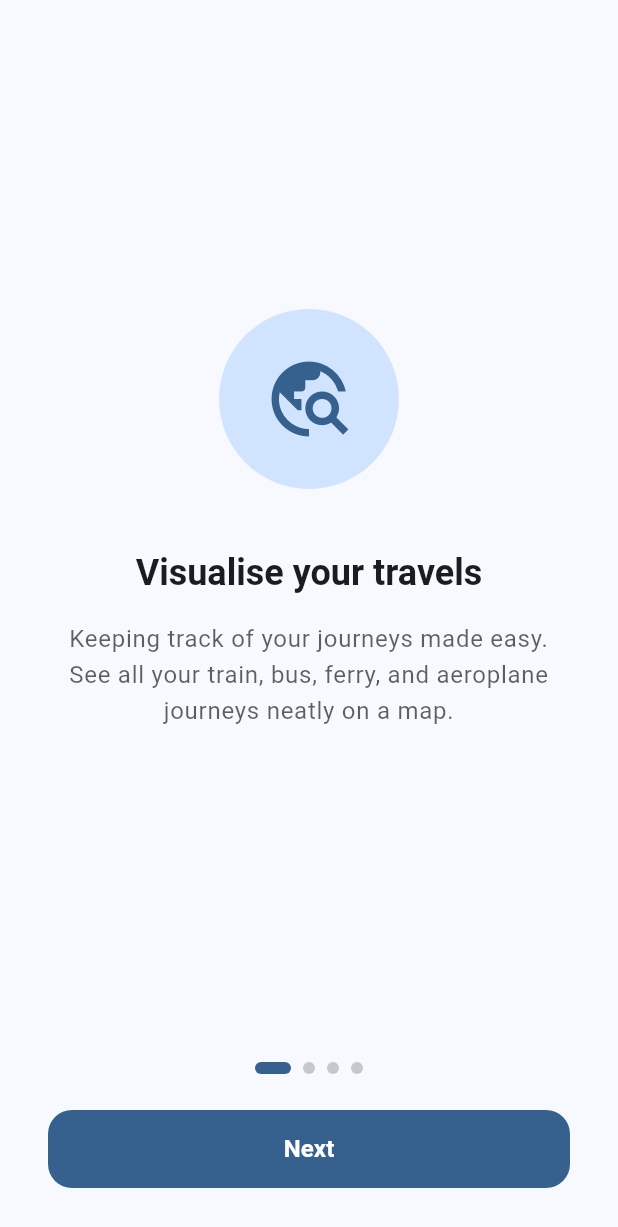
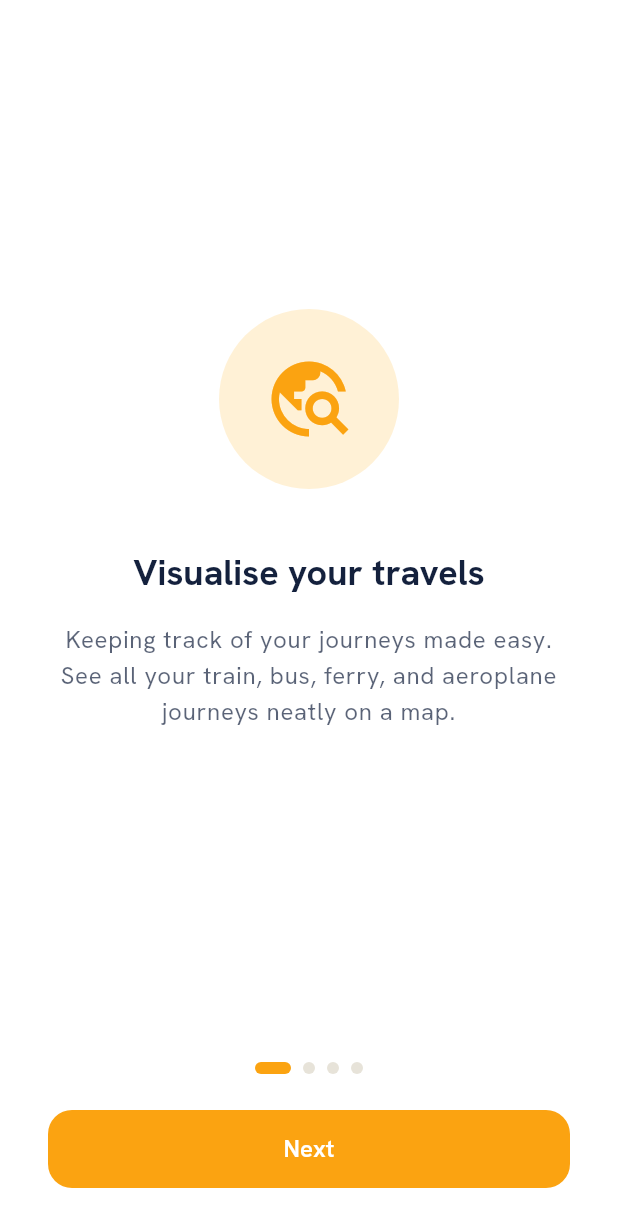
Before and after one commit to simeoncapy/trainlog-app, a Flutter app: the screen it shows after launch, on a phone screen of 412 x 824 dp. Shown: the top 1227 px of the screen. Run offline on Flutter 3.47's test engine with Material 3 defaults, Android fonts, the phone set to English and light mode, and no system bars; our stand-ins replace cookie_jar, country_picker, csv, diacritic, dio, dio_cookie_manager and 20 more; missing offline and left inert: const_date_time, currency_picker, duration, flutter_inappwebview, geodesy, google_polyline_algorithm and 6 more; accounts and stored records are empty; generated files the repository leaves out were written again; network calls fail; statements that could not run were skipped; project files that could hold a hidden picture were left out.

Commit message:
feat: implement Trainlog design-system palette, typography, and themes
- Add AppColors (app_colors.dart) with all brand, surface, text, semantic
  and transport-mode colours from the full palette spec
- Add AppTheme (app_theme.dart) with hand-crafted light and dark ThemeData
  using Hanken Grotesk (body), Space Grotesk (display), and Space Mono
  (monospaced figures) via google_fonts
- Remove kSeedColor / kLightThemeSurface from app_globals; wire app_root
  to AppTheme.light / AppTheme.dark; update style_utils and logo_bar_chart
  to use AppTheme.operatorLogoBg
- Add MapColorPalette.trainlogApp using the design-system transport colours
  (amber train, blue metro, teal tram, purple bus, cyan ferry, pink air,
  grey walk); set it as the default palette
- Add google_fonts ^6.2.1 dependency

https://claude.ai/code/session_01VXooLEQu7tY18kfzsTzeXp

```diff
--- /dev/null
+++ b/lib/app/app_colors.dart
@@ -0,0 +1,121 @@
+import 'package:flutter/material.dart';
+
+/// Trainlog design-system colour constants.
+/// Mirrors the "Full palette — light & dark" spec.
+abstract final class AppColors {
+  // ── Brand & accent (shared across both themes) ──────────────────────────
+
+  /// Amber · primary  #FBA311  --amber
+  static const Color amber = Color(0xFFFBA311);
+
+  /// Amber pressed  #E08C00  --amber-dk
+  static const Color amberDk = Color(0xFFE08C00);
+
+  /// Amber tint  #FFF1D6  --amber-soft
+  static const Color amberSoft = Color(0xFFFFF1D6);
+
+  /// Navy · ink  #14213D  --navy
+  static const Color navy = Color(0xFF14213D);
+
+  /// Blue · accent  #3772FF  --blue
+  static const Color blue = Color(0xFF3772FF);
+
+  /// Blue tint  #E7EEFF  --blue-soft
+  static const Color blueSoft = Color(0xFFE7EEFF);
+
+  /// Sky · accent/dark  #6E9BFF  --sky
+  static const Color sky = Color(0xFF6E9BFF);
+
+  // ── Light theme surfaces ─────────────────────────────────────────────────
+
+  /// Base / Paper  --bg (light)
+  static const Color lightBg = Color(0xFFFFFFFF);
+
+  /// Surface  --surface (light)
+  static const Color lightSurface = Color(0xFFF5F4F0);
+
+  /// Sunken  --sunken (light)
+  static const Color lightSunken = Color(0xFFEEECE8);
+
+  // ── Light theme text ─────────────────────────────────────────────────────
+
+  /// Primary text (light)  --text
+  static const Color lightText = navy;
+
+  /// Secondary text (light)  --text-2
+  static const Color lightText2 = Color(0xFF4A5568);
+
+  /// Tertiary text (light)  --text-3
+  static const Color lightText3 = Color(0xFF718096);
+
+  /// Hairline / border (light)  #E7E3D9  --line
+  static const Color lightLine = Color(0xFFE7E3D9);
+
+  // ── Dark theme surfaces ──────────────────────────────────────────────────
+
+  /// Base  --bg (dark)
+  static const Color darkBg = Color(0xFF0E1117);
+
+  /// Surface  --surface (dark)
+  static const Color darkSurface = Color(0xFF161C27);
+
+  /// Elevated  --elevated (dark)
+  static const Color darkElevated = Color(0xFF1E2533);
+
+  // ── Dark theme text ──────────────────────────────────────────────────────
+
+  /// Primary text (dark)  --text
+  static const Color darkText = Color(0xFFF0F2F5);
+
+  /// Secondary text (dark)  --text-2
+  static const Color darkText2 = Color(0xFFA0AEC0);
+
+  /// Tertiary text (dark)  --text-3
+  static const Color darkText3 = Color(0xFF718096);
+
+  /// Hairline / border (dark)  rgba(255,255,255,.09)  --line
+  static const Color darkLine = Color(0x17FFFFFF);
+
+  // ── Semantic ─────────────────────────────────────────────────────────────
+
+  /// Success / early — light  #1E9E5A
+  static const Color successLight = Color(0xFF1E9E5A);
+
+  /// Success / early — dark  #43C788
+  static const Color successDark = Color(0xFF43C788);
+
+  /// Error / late — light  #E5484D
+  static const Color errorLight = Color(0xFFE5484D);
+
+  /// Error / late — dark  #FF6B70
+  static const Color errorDark = Color(0xFFFF6B70);
+
+  /// Warning — light  #E08C00
+  static const Color warningLight = amberDk;
+
+  /// Warning — dark  #FBA311
+  static const Color warningDark = amber;
+
+  // ── Transport mode colours (data-viz, shared) ────────────────────────────
+
+  /// Train
+  static const Color modeTrain = Color(0xFFFBA311);
+
+  /// Metro
+  static const Color modeMetro = Color(0xFF3772FF);
+
+  /// Tram
+  static const Color modeTram = Color(0xFF00B896);
+
+  /// Bus
+  static const Color modeBus = Color(0xFF9B59B6);
+
+  /// Ferry
+  static const Color modeFerry = Color(0xFF00BCD4);
+
+  /// Air / plane
+  static const Color modeAir = Color(0xFFE91E8C);
+
+  /// Walk
+  static const Color modeWalk = Color(0xFF9E9E9E);
+}
--- a/lib/app/app_globals.dart
+++ b/lib/app/app_globals.dart
@@ -4,19 +4,6 @@ final GlobalKey<ScaffoldMessengerState> rootScaffoldMessengerKey =
     GlobalKey<ScaffoldMessengerState>();
 final GlobalKey<NavigatorState> rootNavigatorKey = GlobalKey<NavigatorState>();
 
-/// Seed colour used for both the Material and Cupertino themes.
-/// Change this once and all derived colours (including [kLightThemeSurface])
-/// update automatically.
-const Color kSeedColor = Colors.blue;
-
-/// The surface colour of the light theme, derived from [kSeedColor].
-/// Used as the logo-background colour in dark mode so operator logos
-/// (designed for light backgrounds) remain legible.
-final Color kLightThemeSurface = ColorScheme.fromSeed(
-  seedColor: kSeedColor,
-  brightness: Brightness.light,
-).surface;
-
 class AppNavigator {
   static void pop<T extends Object?>([T? result]) {
     rootNavigatorKey.currentState?.pop(result);
--- a/lib/app/app_root.dart
+++ b/lib/app/app_root.dart
@@ -6,7 +6,9 @@ import 'package:flutter/material.dart';
 import 'package:flutter/services.dart';
 import 'package:provider/provider.dart';
 
+import 'package:trainlog_app/app/app_colors.dart';
 import 'package:trainlog_app/app/app_globals.dart';
+import 'package:trainlog_app/app/app_theme.dart';
 import 'package:trainlog_app/app/home_gate.dart';
 import 'package:trainlog_app/l10n/app_localizations.dart';
 import 'package:trainlog_app/providers/settings_provider.dart';
@@ -61,20 +63,8 @@ class AppRoot extends StatelessWidget {
         CountryLocalizations.delegate,
       ],
       supportedLocales: AppLocalizations.supportedLocales,
-      theme: ThemeData(
-        useMaterial3: true,
-        colorScheme: ColorScheme.fromSeed(
-          seedColor: kSeedColor,
-          brightness: Brightness.light,
-        ),
-      ),
-      darkTheme: ThemeData(
-        useMaterial3: true,
-        colorScheme: ColorScheme.fromSeed(
-          seedColor: kSeedColor,
-          brightness: Brightness.dark,
-        ),
-      ),
+      theme: AppTheme.light,
+      darkTheme: AppTheme.dark,
       themeMode: settings.themeMode,
       builder: (context, child) {
         final isDark = Theme.of(context).brightness == Brightness.dark;
@@ -107,10 +97,12 @@ class AppRoot extends StatelessWidget {
       supportedLocales: AppLocalizations.supportedLocales,
       theme: CupertinoThemeData(
         brightness: brightness,
-        primaryColor: CupertinoColors.systemBlue,
+        primaryColor: const CupertinoDynamicColor.withBrightness(
+          color: AppColors.amber,
+          darkColor: AppColors.amber,
+        ),
       ),
 
-      // Keep using the same ScaffoldMessengerKey for both apps.
       builder: (_, child) {
         return ScaffoldMessenger(
           key: rootScaffoldMessengerKey,
--- /dev/null
+++ b/lib/app/app_theme.dart
@@ -0,0 +1,191 @@
+import 'package:flutter/material.dart';
+import 'package:google_fonts/google_fonts.dart';
+import 'package:trainlog_app/app/app_colors.dart';
+
+/// Trainlog design-system themes and typography.
+abstract final class AppTheme {
+  // ── Typography ────────────────────────────────────────────────────────────
+
+  /// "Hanken Grotesk" — interface & body copy.
+  static TextTheme get _baseTextTheme => GoogleFonts.hankenGroteskTextTheme();
+
+  /// "Space Grotesk" — display / headings.
+  static TextStyle get displayFont => GoogleFonts.spaceGrotesk();
+
+  /// "Space Mono" — monospaced figures (times, distances).
+  static TextStyle get monoFont => GoogleFonts.spaceMono();
+
+  // ── Light theme ───────────────────────────────────────────────────────────
+
+  static ThemeData get light {
+    const colorScheme = ColorScheme(
+      brightness: Brightness.light,
+      primary: AppColors.amber,
+      onPrimary: Colors.white,
+      primaryContainer: AppColors.amberSoft,
+      onPrimaryContainer: AppColors.navy,
+      secondary: AppColors.blue,
+      onSecondary: Colors.white,
+      secondaryContainer: AppColors.blueSoft,
+      onSecondaryContainer: AppColors.navy,
+      tertiary: AppColors.sky,
+      onTertiary: Colors.white,
+      error: AppColors.errorLight,
+      onError: Colors.white,
+      surface: AppColors.lightSurface,
+      onSurface: AppColors.lightText,
+      onSurfaceVariant: AppColors.lightText2,
+      outline: AppColors.lightLine,
+      outlineVariant: AppColors.lightLine,
+      shadow: AppColors.navy,
+      inverseSurface: AppColors.darkBg,
+      onInverseSurface: AppColors.darkText,
+      inversePrimary: AppColors.amberDk,
+    );
+
+    final textTheme = _baseTextTheme.apply(
+      bodyColor: AppColors.lightText,
+      displayColor: AppColors.lightText,
+    );
+
+    return ThemeData(
+      useMaterial3: true,
+      colorScheme: colorScheme,
+      scaffoldBackgroundColor: AppColors.lightBg,
+      cardColor: AppColors.lightSurface,
+      dividerColor: AppColors.lightLine,
+      textTheme: textTheme,
+      appBarTheme: AppBarTheme(
+        backgroundColor: AppColors.lightBg,
+        foregroundColor: AppColors.lightText,
+        elevation: 0,
+        titleTextStyle: GoogleFonts.spaceGrotesk(
+          fontSize: 18,
+          fontWeight: FontWeight.w600,
+          color: AppColors.lightText,
+        ),
+      ),
+      elevatedButtonTheme: ElevatedButtonThemeData(
+        style: ElevatedButton.styleFrom(
+          backgroundColor: AppColors.amber,
+          foregroundColor: Colors.white,
+        ),
+      ),
+      floatingActionButtonTheme: const FloatingActionButtonThemeData(
+        backgroundColor: AppColors.amber,
+        foregroundColor: Colors.white,
+      ),
+      chipTheme: ChipThemeData(
+        backgroundColor: AppColors.lightSurface,
+        selectedColor: AppColors.amberSoft,
+        labelStyle: TextStyle(color: AppColors.lightText),
+        side: const BorderSide(color: AppColors.lightLine),
+      ),
+      inputDecorationTheme: InputDecorationTheme(
+        filled: true,
+        fillColor: AppColors.lightSunken,
+        border: OutlineInputBorder(
+          borderRadius: BorderRadius.circular(8),
+          borderSide: const BorderSide(color: AppColors.lightLine),
+        ),
+        enabledBorder: OutlineInputBorder(
+          borderRadius: BorderRadius.circular(8),
+          borderSide: const BorderSide(color: AppColors.lightLine),
+        ),
+        focusedBorder: OutlineInputBorder(
+          borderRadius: BorderRadius.circular(8),
+          borderSide: const BorderSide(color: AppColors.blue, width: 2),
+        ),
+      ),
+    );
+  }
+
+  // ── Dark theme ────────────────────────────────────────────────────────────
+
+  static ThemeData get dark {
+    const colorScheme = ColorScheme(
+      brightness: Brightness.dark,
+      primary: AppColors.amber,
+      onPrimary: AppColors.navy,
+      primaryContainer: AppColors.amberDk,
+      onPrimaryContainer: AppColors.amberSoft,
+      secondary: AppColors.sky,
+      onSecondary: AppColors.navy,
+      secondaryContainer: AppColors.blue,
+      onSecondaryContainer: Colors.white,
+      tertiary: AppColors.blueSoft,
+      onTertiary: AppColors.navy,
+      error: AppColors.errorDark,
+      onError: Colors.white,
+      surface: AppColors.darkSurface,
+      onSurface: AppColors.darkText,
+      onSurfaceVariant: AppColors.darkText2,
+      outline: AppColors.darkLine,
+      outlineVariant: AppColors.darkLine,
+      shadow: Colors.black,
+      inverseSurface: AppColors.lightSurface,
+      onInverseSurface: AppColors.lightText,
+      inversePrimary: AppColors.amberDk,
+    );
+
+    final textTheme = _baseTextTheme.apply(
+      bodyColor: AppColors.darkText,
+      displayColor: AppColors.darkText,
+    );
+
+    return ThemeData(
+      useMaterial3: true,
+      colorScheme: colorScheme,
+      scaffoldBackgroundColor: AppColors.darkBg,
+      cardColor: AppColors.darkSurface,
+      dividerColor: AppColors.darkLine,
+      textTheme: textTheme,
+      appBarTheme: AppBarTheme(
+        backgroundColor: AppColors.darkBg,
+        foregroundColor: AppColors.darkText,
+        elevation: 0,
+        titleTextStyle: GoogleFonts.spaceGrotesk(
+          fontSize: 18,
+          fontWeight: FontWeight.w600,
+          color: AppColors.darkText,
+        ),
+      ),
+      elevatedButtonTheme: ElevatedButtonThemeData(
+        style: ElevatedButton.styleFrom(
+          backgroundColor: AppColors.amber,
+          foregroundColor: AppColors.navy,
+        ),
+      ),
+      floatingActionButtonTheme: const FloatingActionButtonThemeData(
+        backgroundColor: AppColors.amber,
+        foregroundColor: AppColors.navy,
+      ),
+      chipTheme: ChipThemeData(
+        backgroundColor: AppColors.darkSurface,
+        selectedColor: AppColors.darkElevated,
+        labelStyle: TextStyle(color: AppColors.darkText),
+        side: const BorderSide(color: AppColors.darkLine),
+      ),
+      inputDecorationTheme: InputDecorationTheme(
+        filled: true,
+        fillColor: AppColors.darkElevated,
+        border: OutlineInputBorder(
+          borderRadius: BorderRadius.circular(8),
+          borderSide: const BorderSide(color: AppColors.darkLine),
+        ),
+        enabledBorder: OutlineInputBorder(
+          borderRadius: BorderRadius.circular(8),
+          borderSide: const BorderSide(color: AppColors.darkLine),
+        ),
+        focusedBorder: OutlineInputBorder(
+          borderRadius: BorderRadius.circular(8),
+          borderSide: const BorderSide(color: AppColors.sky, width: 2),
+        ),
+      ),
+    );
+  }
+
+  /// Light-theme surface colour — used as logo background in dark mode so
+  /// operator logos (designed for light backgrounds) remain legible.
+  static const Color operatorLogoBg = AppColors.lightSurface;
+}
--- a/lib/features/settings/settings_blueprint.dart
+++ b/lib/features/settings/settings_blueprint.dart
@@ -215,6 +215,7 @@ List<SettingsSectionSpec> buildSettingsBlueprint({
   ];
 
   final paletteOptions = <SettingsOption<MapColorPalette>>[
+    SettingsOption(l10n.settingsMapColorPaletteTrainlogApp, MapColorPalette.trainlogApp),
     SettingsOption(l10n.settingsMapColorPaletteTrainlogWeb, MapColorPalette.trainlogWeb),
     SettingsOption(l10n.settingsMapColorPaletteColourBlind, MapColorPalette.colorBlind),
     SettingsOption(l10n.settingsMapColorPaletteVibrantTones, MapColorPalette.vibrantTones),
--- a/lib/l10n/app_en.arb
+++ b/lib/l10n/app_en.arb
@@ -113,6 +113,7 @@
   "settingMapPathDisplayOrderByTrip": "By trip date",
   "settingMapPathDisplayOrderByTripAndPlane": "By trip date (with flights above)",
   "settingsMapColorPalette": "Colour palette for trips",
+  "settingsMapColorPaletteTrainlogApp": "Trainlog",
   "settingsMapColorPaletteTrainlogWeb": "Trainlog Web",
   "settingsMapColorPaletteColourBlind": "Palette for colour blindness",
   "settingsMapColorPaletteTrainlogRed": "Red",
--- a/lib/l10n/app_fr.arb
+++ b/lib/l10n/app_fr.arb
@@ -97,6 +97,7 @@
   "settingMapPathDisplayOrderByTrip": "Par date du trajet",
   "settingMapPathDisplayOrderByTripAndPlane": "Par date du trajet (avec les vols au-dessus)",
   "settingsMapColorPalette": "Palette de couleurs des trajets",
+  "settingsMapColorPaletteTrainlogApp": "Trainlog",
   "settingsMapColorPaletteTrainlogWeb": "Trainlog Web",
   "settingsMapColorPaletteColourBlind": "Palette pour daltonien",
   "settingsMapColorPaletteTrainlogRed": "Rouge",
--- a/lib/l10n/app_localizations.dart
+++ b/lib/l10n/app_localizations.dart
@@ -684,6 +684,12 @@ abstract class AppLocalizations {
   /// **'Colour palette for trips'**
   String get settingsMapColorPalette;
 
+  /// No description provided for @settingsMapColorPaletteTrainlogApp.
+  ///
+  /// In en, this message translates to:
+  /// **'Trainlog'**
+  String get settingsMapColorPaletteTrainlogApp;
+
   /// No description provided for @settingsMapColorPaletteTrainlogWeb.
   ///
   /// In en, this message translates to:
--- a/lib/l10n/app_localizations_en.dart
+++ b/lib/l10n/app_localizations_en.dart
@@ -312,6 +312,9 @@ class AppLocalizationsEn extends AppLocalizations {
 
   @override
   String get settingsMapColorPalette => 'Colour palette for trips';
+
+  @override
+  String get settingsMapColorPaletteTrainlogApp => 'Trainlog';
 
   @override
   String get settingsMapColorPaletteTrainlogWeb => 'Trainlog Web';
--- a/lib/l10n/app_localizations_fr.dart
+++ b/lib/l10n/app_localizations_fr.dart
@@ -314,6 +314,9 @@ class AppLocalizationsFr extends AppLocalizations {
 
   @override
   String get settingsMapColorPalette => 'Palette de couleurs des trajets';
+
+  @override
+  String get settingsMapColorPaletteTrainlogApp => 'Trainlog';
 
   @override
   String get settingsMapColorPaletteTrainlogWeb => 'Trainlog Web';
--- a/lib/l10n/app_localizations_ja.dart
+++ b/lib/l10n/app_localizations_ja.dart
@@ -304,6 +304,9 @@ class AppLocalizationsJa extends AppLocalizations {
 
   @override
   String get settingsMapColorPalette => '旅行のカラーパレット';
+
+  @override
+  String get settingsMapColorPaletteTrainlogApp => 'Trainlog';
 
   @override
   String get settingsMapColorPaletteTrainlogWeb => 'Trainlog Web';
--- a/lib/l10n/app_localizations_tl.dart
+++ b/lib/l10n/app_localizations_tl.dart
@@ -310,6 +310,9 @@ class AppLocalizationsTl extends AppLocalizations {
 
   @override
   String get settingsMapColorPalette => 'Kulay ng trip';
+
+  @override
+  String get settingsMapColorPaletteTrainlogApp => 'Trainlog';
 
   @override
   String get settingsMapColorPaletteTrainlogWeb => 'Trainlog Web';
--- a/lib/providers/settings_provider.dart
+++ b/lib/providers/settings_provider.dart
@@ -20,7 +20,7 @@ class SettingsProvider with ChangeNotifier {
   String _dateFormat = 'yyyy/MM/dd';
   bool _hourFormat12 = false;
   PathDisplayOrder _pathDisplayOrder = PathDisplayOrder.creationDate;
-  MapColorPalette _mapColorPalette = MapColorPalette.trainlogWeb;
+  MapColorPalette _mapColorPalette = MapColorPalette.trainlogApp;
   bool _shouldReloadPolylines = true;
   bool _mapDisplayUserLocationMarker = true;
   bool _hideWarningMessage = false;
@@ -238,10 +238,10 @@ class SettingsProvider with ChangeNotifier {
     if (palette != null) {
       _mapColorPalette = MapColorPalette.values.firstWhere(
         (e) => e.name == palette,
-        orElse: () => MapColorPalette.trainlogWeb,
+        orElse: () => MapColorPalette.trainlogApp,
       );
     } else {
-      _mapColorPalette = MapColorPalette.trainlogWeb;
+      _mapColorPalette = MapColorPalette.trainlogApp;
     }
     notifyListeners();
   }
--- a/lib/utils/map_color_palette.dart
+++ b/lib/utils/map_color_palette.dart
@@ -1,7 +1,9 @@
 import 'package:flutter/material.dart';
+import 'package:trainlog_app/app/app_colors.dart';
 import 'package:trainlog_app/data/models/trips.dart';
 
 enum MapColorPalette {
+  trainlogApp,
   trainlogWeb,
   vibrantTones,
   colorBlind,
@@ -14,6 +16,26 @@ enum MapColorPalette {
 class MapColorPaletteHelper {
   static Map<VehicleType, Color> getPalette(MapColorPalette palette, [Map<VehicleType, Color>? custom]) {
     switch (palette) {
+      case MapColorPalette.trainlogApp:
+        return {
+          VehicleType.train: AppColors.modeTrain,
+          VehicleType.metro: AppColors.modeMetro,
+          VehicleType.tram: AppColors.modeTram,
+          VehicleType.bus: AppColors.modeBus,
+          VehicleType.ferry: AppColors.modeFerry,
+          VehicleType.plane: AppColors.modeAir,
+          VehicleType.walk: AppColors.modeWalk,
+          VehicleType.car: Color(0xFF718096),
+          VehicleType.aerialway: AppColors.sky,
+          VehicleType.cycle: AppColors.successLight,
+          VehicleType.helicopter: AppColors.modeAir,
+          VehicleType.poi: AppColors.navy,
+          VehicleType.rail: AppColors.modeTrain,
+          VehicleType.funicular: AppColors.modeTram,
+          VehicleType.ski: AppColors.blueSoft,
+          VehicleType.eScooter: AppColors.successDark,
+          VehicleType.unknown: AppColors.darkText3,
+        };
       case MapColorPalette.trainlogWeb:
         return {
           VehicleType.train: Color(0xFF52B0FE),
--- a/lib/utils/style_utils.dart
+++ b/lib/utils/style_utils.dart
@@ -1,8 +1,7 @@
 import 'package:flutter/material.dart';
-import 'package:trainlog_app/app/app_globals.dart';
+import 'package:trainlog_app/app/app_theme.dart';
 
-ButtonStyle buttonStyleHelper(Color background, Color foreground)
-  {
+ButtonStyle buttonStyleHelper(Color background, Color foreground) {
   return ButtonStyle(
     backgroundColor: WidgetStateProperty.resolveWith<Color?>((states) {
       if (states.contains(WidgetState.disabled)) {
@@ -32,7 +31,7 @@ Widget withOperatorLogoBg(
   if (!isDark) return child;
   return Container(
     decoration: BoxDecoration(
-      color: kLightThemeSurface,
+      color: AppTheme.operatorLogoBg,
       borderRadius: BorderRadius.circular(radius),
     ),
     padding: padding,
--- a/lib/widgets/logo_bar_chart.dart
+++ b/lib/widgets/logo_bar_chart.dart
@@ -1,7 +1,7 @@
 import 'dart:math' as math;
 import 'package:fl_chart/fl_chart.dart';
 import 'package:flutter/material.dart';
-import 'package:trainlog_app/app/app_globals.dart';
+import 'package:trainlog_app/app/app_theme.dart';
 import 'package:trainlog_app/l10n/app_localizations.dart';
 import 'package:trainlog_app/utils/number_formatter.dart';
 
@@ -413,7 +413,7 @@ class _LogoBarChartState extends State<LogoBarChart> {
           top: rotated ? 0 : null,
           width: rotated ? axisReservedSize : null,
           height: rotated ? null : axisReservedSize,
-          child: Container(color: kLightThemeSurface),
+          child: Container(color: AppTheme.operatorLogoBg),
         ),
         chart,
       ],
--- a/pubspec.yaml
+++ b/pubspec.yaml
@@ -60,6 +60,7 @@ dependencies:
   firebase_core: ^4.8.0
   firebase_crashlytics: ^5.2.1
   firebase_analytics: ^12.4.0
+  google_fonts: ^6.2.1
 
 dev_dependencies:
   flutter_test:
```
Lines whose indentation alone changed are shown as unchanged.
